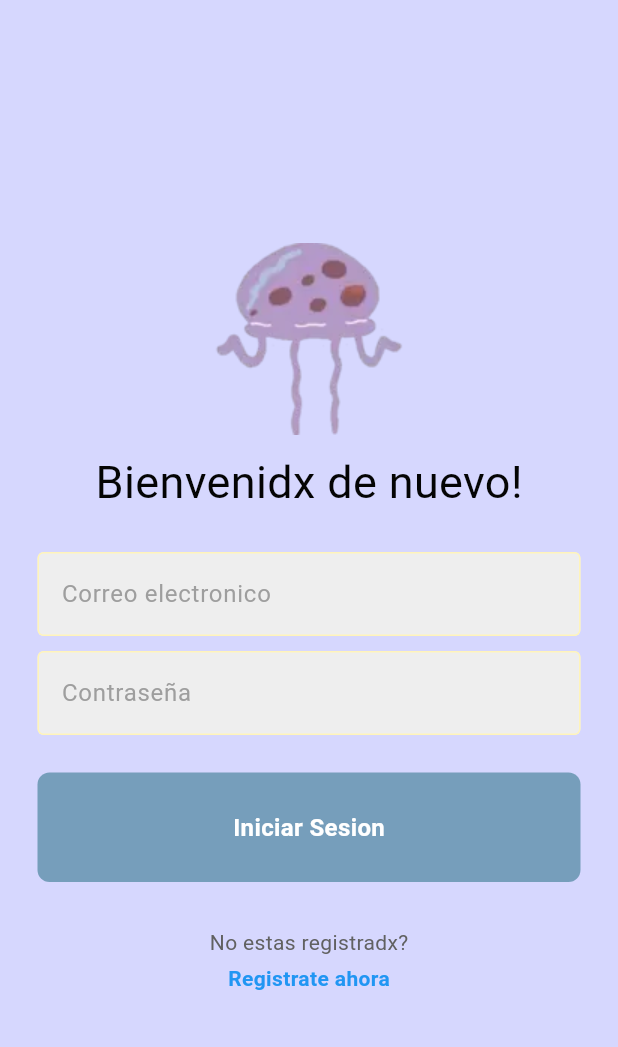
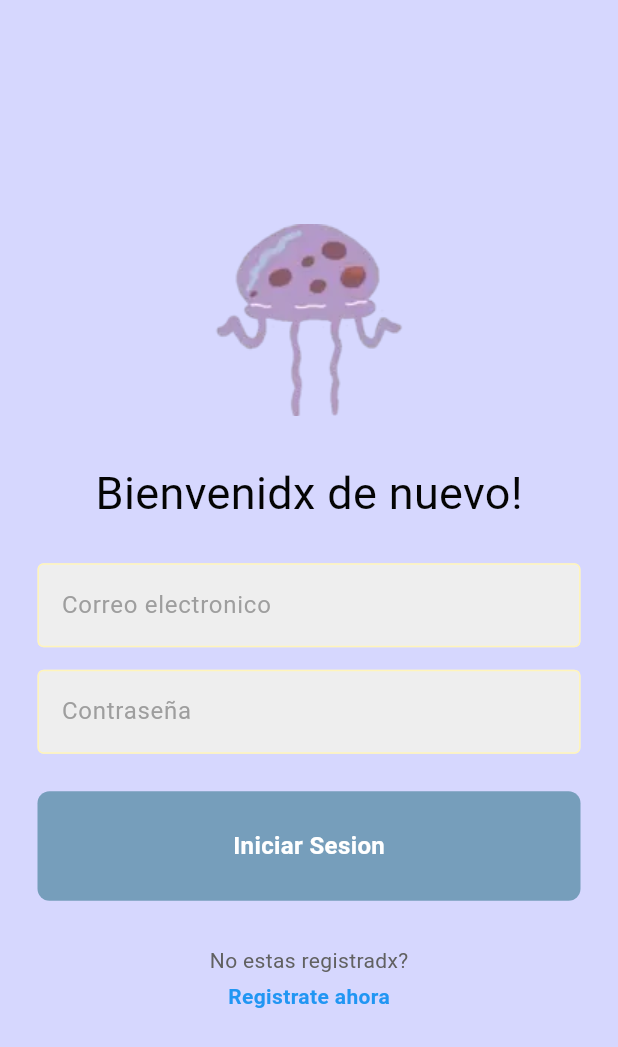
Before and after one commit to inaDAGod/TaskMasterApp, a Flutter app: the screen it shows after launch, on a phone screen of 412 x 824 dp. Shown: the top 1047 px of the screen. Run offline on Flutter 3.47's test engine with Material 3 defaults, Android fonts, the phone set to English and light mode, and no system bars.

Commit message:
modificacion login, error rebalse

```diff
--- a/traso/lib/login/login_page.dart
+++ b/traso/lib/login/login_page.dart
@@ -20,6 +20,7 @@ class LoginPage extends StatelessWidget {
       backgroundColor: const Color(0xFFD6D7FE),
       body: SafeArea(
         child: Center(
+          child: SingleChildScrollView(
             child: Column(
               mainAxisAlignment: MainAxisAlignment.center,
               children: [
@@ -27,7 +28,7 @@ class LoginPage extends StatelessWidget {
                Image.asset('lib/images/medusa.webp',
                ),
 
-              const SizedBox(height: 10),
+                const SizedBox(height: 30),
 
                 // welcome back, you've been missed!
                 const Text(
@@ -48,7 +49,7 @@ class LoginPage extends StatelessWidget {
                   obscureText: false,
                 ),
 
-              const SizedBox(height: 10),
+                const SizedBox(height: 15),
 
                 // password textfield
                 MyTextField(
@@ -97,6 +98,7 @@ class LoginPage extends StatelessWidget {
             ),
           ),
         ),
+      ),
     );
   }
 }
```
Also changed, not shown: traso/lib/login/register_page.dart (added). Lines whose indentation alone changed are shown as unchanged.
